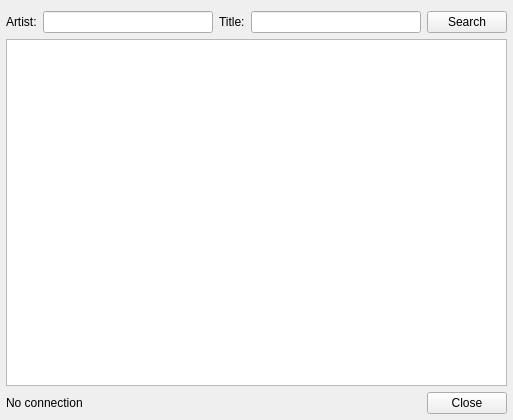
Qt form src/plugins/General/lyrics/lyricswindow.ui (ksv1986/qmmp-staging) before a commit.
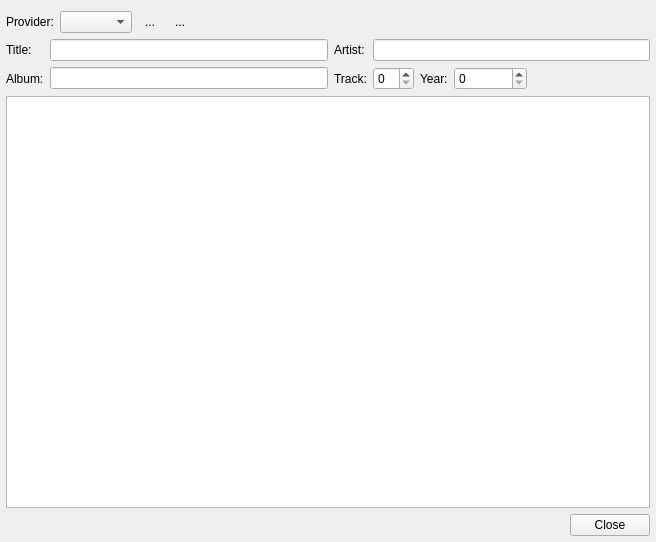
The same form after that commit. Icons and pictures are not drawn.

Diff of the .ui file:
```diff
--- a/src/plugins/General/lyrics/lyricswindow.ui
+++ b/src/plugins/General/lyrics/lyricswindow.ui
@@ -6,14 +6,14 @@
    <rect>
     <x>0</x>
     <y>0</y>
-    <width>513</width>
-    <height>420</height>
+    <width>656</width>
+    <height>542</height>
    </rect>
   </property>
   <property name="windowTitle">
    <string>Lyrics Plugin</string>
   </property>
-  <layout class="QGridLayout" name="gridLayout">
+  <layout class="QVBoxLayout" name="verticalLayout">
    <property name="leftMargin">
     <number>6</number>
    </property>
@@ -23,52 +23,194 @@
    <property name="bottomMargin">
     <number>6</number>
    </property>
-   <item row="1" column="0" colspan="2">
+   <item>
+    <layout class="QHBoxLayout" name="horizontalLayout">
+     <item>
+      <widget class="QLabel" name="label_6">
+       <property name="text">
+        <string>Provider:</string>
+       </property>
+      </widget>
+     </item>
+     <item>
+      <widget class="QComboBox" name="providerComboBox">
+       <property name="sizePolicy">
+        <sizepolicy hsizetype="Preferred" vsizetype="Fixed">
+         <horstretch>0</horstretch>
+         <verstretch>0</verstretch>
+        </sizepolicy>
+       </property>
+       <property name="sizeAdjustPolicy">
+        <enum>QComboBox::AdjustToContents</enum>
+       </property>
+      </widget>
+     </item>
+     <item>
+      <widget class="QToolButton" name="refreshButton">
+       <property name="text">
+        <string notr="true">...</string>
+       </property>
+       <property name="icon">
+        <iconset theme="view-refresh">
+         <normaloff>.</normaloff>.</iconset>
+       </property>
+       <property name="autoRaise">
+        <bool>true</bool>
+       </property>
+      </widget>
+     </item>
+     <item>
+      <widget class="QToolButton" name="editButton">
+       <property name="text">
+        <string notr="true">...</string>
+       </property>
+       <property name="icon">
+        <iconset theme="accessories-text-editor">
+         <normaloff>.</normaloff>.</iconset>
+       </property>
+       <property name="checkable">
+        <bool>true</bool>
+       </property>
+       <property name="autoRaise">
+        <bool>true</bool>
+       </property>
+      </widget>
+     </item>
+     <item>
+      <spacer name="horizontalSpacer">
+       <property name="orientation">
+        <enum>Qt::Horizontal</enum>
+       </property>
+       <property name="sizeType">
+        <enum>QSizePolicy::Expanding</enum>
+       </property>
+       <property name="sizeHint" stdset="0">
+        <size>
+         <width>40</width>
+         <height>20</height>
+        </size>
+       </property>
+      </spacer>
+     </item>
+    </layout>
+   </item>
+   <item>
+    <widget class="QWidget" name="editWidget" native="true">
+     <layout class="QGridLayout" name="gridLayout">
+      <property name="leftMargin">
+       <number>0</number>
+      </property>
+      <property name="topMargin">
+       <number>0</number>
+      </property>
+      <property name="rightMargin">
+       <number>0</number>
+      </property>
+      <property name="bottomMargin">
+       <number>0</number>
+      </property>
+      <item row="0" column="0">
+       <widget class="QLabel" name="label_2">
+        <property name="text">
+         <string>Title:</string>
+        </property>
+       </widget>
+      </item>
+      <item row="1" column="0">
+       <widget class="QLabel" name="label_3">
+        <property name="text">
+         <string>Album:</string>
+        </property>
+       </widget>
+      </item>
+      <item row="0" column="1">
+       <widget class="QLineEdit" name="titleLineEdit">
+        <property name="sizePolicy">
+         <sizepolicy hsizetype="Expanding" vsizetype="Fixed">
+          <horstretch>0</horstretch>
+          <verstretch>0</verstretch>
+         </sizepolicy>
+        </property>
+       </widget>
+      </item>
+      <item row="1" column="2">
+       <widget class="QLabel" name="label_4">
+        <property name="text">
+         <string>Track:</string>
+        </property>
+       </widget>
+      </item>
+      <item row="0" column="2">
+       <widget class="QLabel" name="label">
+        <property name="text">
+         <string>Artist:</string>
+        </property>
+       </widget>
+      </item>
+      <item row="1" column="1">
+       <widget class="QLineEdit" name="albumLineEdit"/>
+      </item>
+      <item row="1" column="3">
+       <layout class="QHBoxLayout" name="horizontalLayout_2">
+        <item>
+         <widget class="QSpinBox" name="trackSpinBox"/>
+        </item>
+        <item>
+         <widget class="QLabel" name="label_5">
+          <property name="text">
+           <string>Year:</string>
+          </property>
+         </widget>
+        </item>
+        <item>
+         <widget class="QSpinBox" name="yearSpinBox">
+          <property name="minimumSize">
+           <size>
+            <width>73</width>
+            <height>0</height>
+           </size>
+          </property>
+          <property name="maximum">
+           <number>2050</number>
+          </property>
+         </widget>
+        </item>
+        <item>
+         <spacer name="horizontalSpacer_2">
+          <property name="orientation">
+           <enum>Qt::Horizontal</enum>
+          </property>
+          <property name="sizeHint" stdset="0">
+           <size>
+            <width>40</width>
+            <height>20</height>
+           </size>
+          </property>
+         </spacer>
+        </item>
+       </layout>
+      </item>
+      <item row="0" column="3">
+       <widget class="QLineEdit" name="artistLineEdit">
+        <property name="sizePolicy">
+         <sizepolicy hsizetype="Expanding" vsizetype="Fixed">
+          <horstretch>0</horstretch>
+          <verstretch>0</verstretch>
+         </sizepolicy>
+        </property>
+       </widget>
+      </item>
+     </layout>
+    </widget>
+   </item>
+   <item>
     <widget class="QTextBrowser" name="textBrowser">
      <property name="openExternalLinks">
       <bool>true</bool>
      </property>
     </widget>
    </item>
-   <item row="2" column="0">
-    <widget class="QLabel" name="stateLabel">
-     <property name="text">
-      <string>No connection</string>
-     </property>
-    </widget>
-   </item>
-   <item row="0" column="0" colspan="2">
-    <layout class="QHBoxLayout" name="horizontalLayout">
-     <item>
-      <widget class="QLabel" name="label">
-       <property name="text">
-        <string>Artist:</string>
-       </property>
-      </widget>
-     </item>
-     <item>
-      <widget class="QLineEdit" name="artistLineEdit"/>
-     </item>
-     <item>
-      <widget class="QLabel" name="label_2">
-       <property name="text">
-        <string>Title:</string>
-       </property>
-      </widget>
-     </item>
-     <item>
-      <widget class="QLineEdit" name="titleLineEdit"/>
-     </item>
-     <item>
-      <widget class="QPushButton" name="searchPushButton">
-       <property name="text">
-        <string>Search</string>
-       </property>
-      </widget>
-     </item>
-    </layout>
-   </item>
-   <item row="2" column="1">
+   <item>
     <widget class="QDialogButtonBox" name="buttonBox">
      <property name="standardButtons">
       <set>QDialogButtonBox::Close</set>
```
